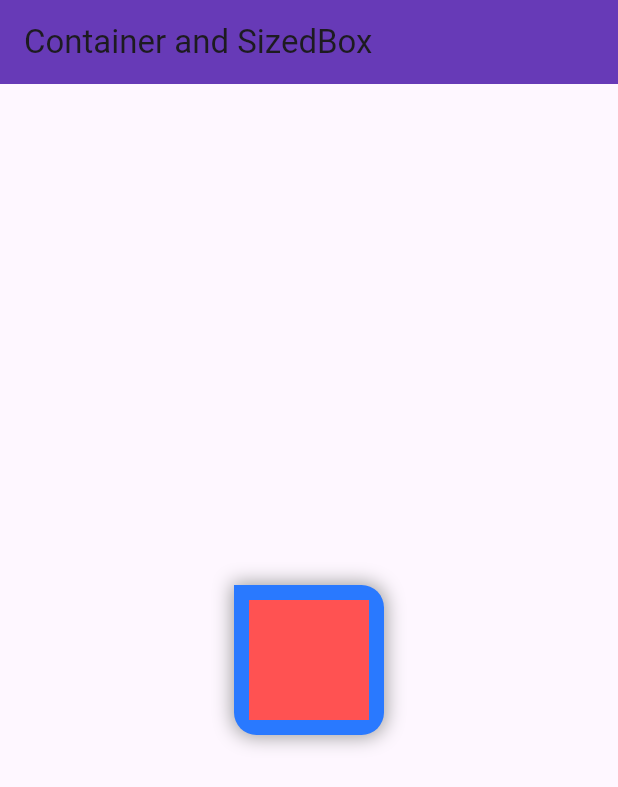
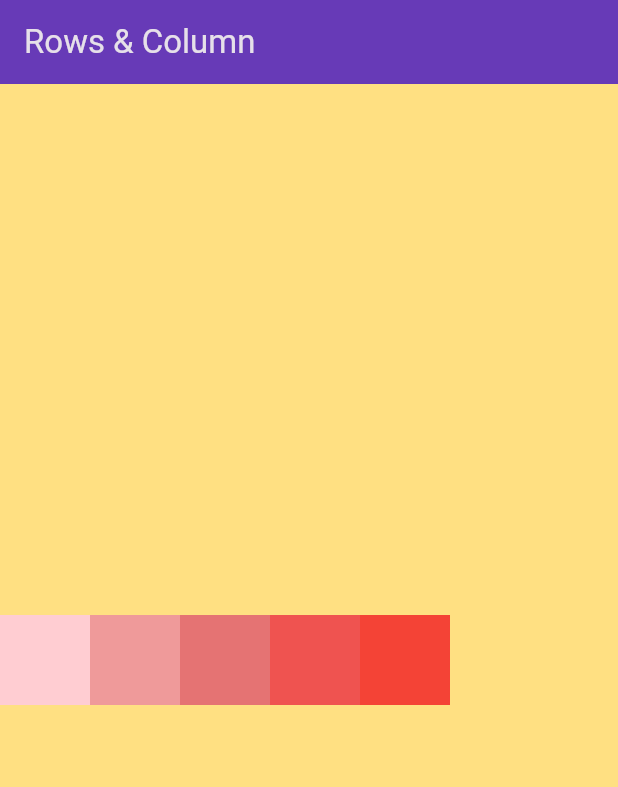
Before and after one commit to fahim-nion/learning_flutter, a Flutter app: the screen it shows after launch, on a phone screen of 412 x 824 dp. Shown: the top 787 px of the screen. Run offline on Flutter 3.47's test engine with Material 3 defaults, Android fonts, the phone set to English and light mode, and no system bars.

Commit message:
learning flutter

```diff
--- a/flutter_application_d1/lib/main.dart
+++ b/flutter_application_d1/lib/main.dart
@@ -1,5 +1,6 @@
 import 'package:flutter/material.dart';
 import 'package:flutter_application_d1/widgets/container_sized.dart';
+import 'package:flutter_application_d1/widgets/rows-cols.dart';
 
 void main()=>runApp(new MyApp());
 
@@ -12,12 +13,12 @@ class MyApp extends StatelessWidget {
     return MaterialApp(
       debugShowCheckedModeBanner: false,
       theme:ThemeData(
-        brightness: Brightness.light,
+        brightness: Brightness.dark,
         appBarTheme: AppBarTheme(
           backgroundColor: Colors.deepPurple,
         )
       ) ,
-      home: Container_Sized(),
+      home: RowsCols(),
     );
   }
 }
--- a/flutter_application_d1/lib/widgets/container_sized.dart
+++ b/flutter_application_d1/lib/widgets/container_sized.dart
@@ -31,7 +31,10 @@ class Container_Sized extends StatelessWidget {
           ),
           child: Center(
             child: Container(
-              color: Colors.redAccent,
+              decoration: BoxDecoration(
+                color: const Color.fromARGB(255, 13, 33, 88),
+                borderRadius: BorderRadius.only(topRight: Radius.circular(15),bottomLeft: Radius.circular(15),bottomRight: Radius.circular(15)),
+              ),
             )
             // Text(
             //   "Hello!!",
--- /dev/null
+++ b/flutter_application_d1/lib/widgets/rows-cols.dart
@@ -0,0 +1,34 @@
+import 'package:flutter/material.dart';
+
+
+class RowsCols extends StatelessWidget {
+  const RowsCols({super.key});
+
+  @override
+  Widget build(BuildContext context) {
+    var w = MediaQuery.of(context).size.width;
+    var h = MediaQuery.of(context).size.height;
+    return Scaffold(
+      appBar: AppBar(
+        title: Text("Rows & Column"),
+      ),
+      body: Container(
+        height: h,
+        width: w,
+        color: Colors.amber.shade200,
+        child: Row(children: [
+          Container(height: 60, width: 60, color: Colors.red.shade100,),
+          Container(height: 60, width: 60, color: Colors.red.shade200,),
+          Container(height: 60, width: 60, color: Colors.red.shade300,),
+          Container(height: 60, width: 60, color: Colors.red.shade400,),
+          Container(height: 60, width: 60, color: Colors.red.shade500,),
+        ],)
+        //  Center(child: Container(
+        //   height: 60,
+        //   width: 60,
+        //   color: Colors.red.shade400,
+        // )),
+      ),
+    );
+  }
+}
```
